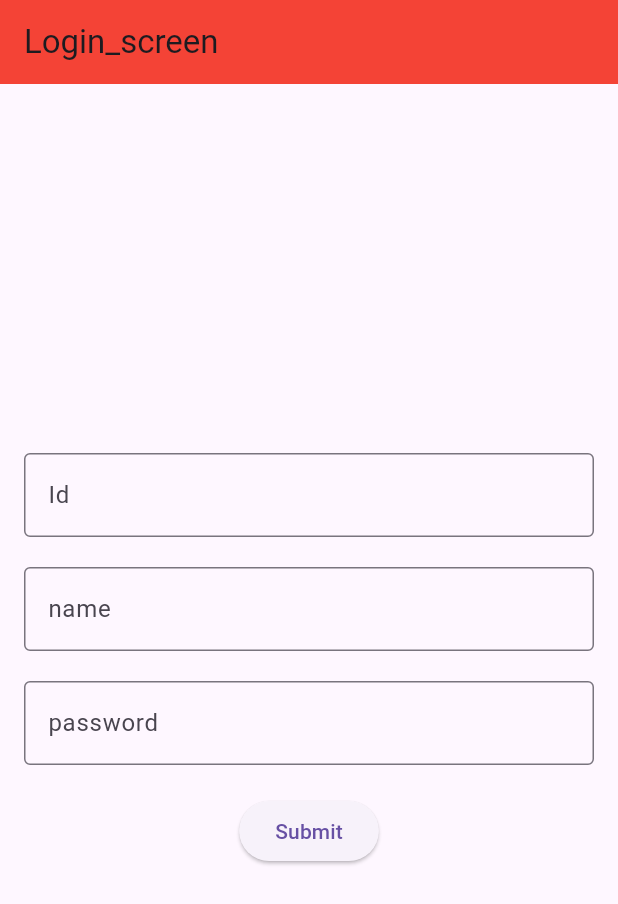
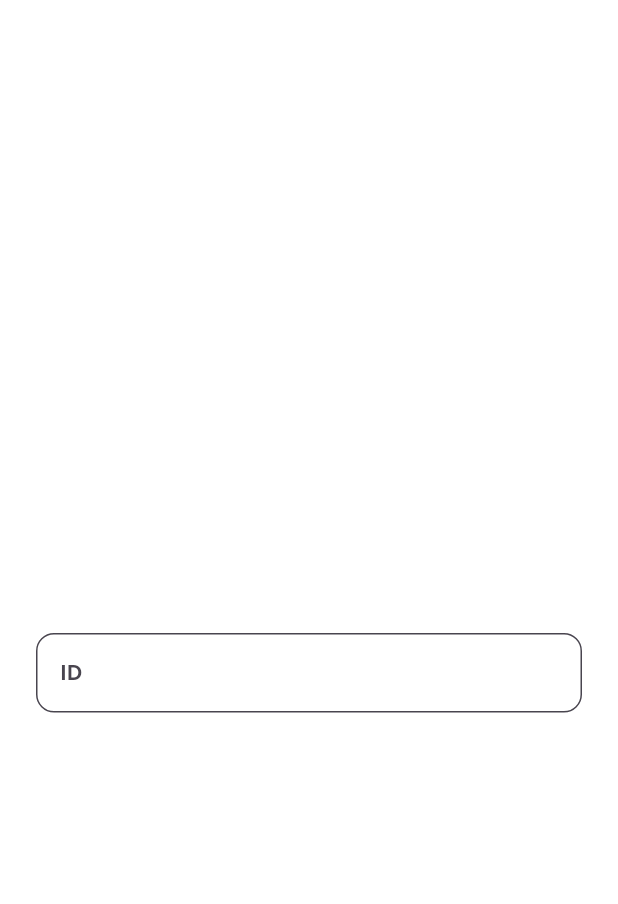
Before and after one commit to TushalKaklottar/fire_base, a Flutter app: the screen it shows after launch, on a phone screen of 412 x 824 dp. Shown: the top 904 px of the screen. Run offline on Flutter 3.47's test engine with Material 2 defaults, Android fonts, the phone set to English and light mode, and no system bars; our stand-ins replace cloud_firestore, firebase_core, gap, get, google_fonts; accounts and stored records are empty; Roboto replaces fonts that are missing (Akronim).

Commit message:
KT || 25/09/2023

```diff
--- a/lib/view/screen/login_page.dart
+++ b/lib/view/screen/login_page.dart
@@ -1,7 +1,9 @@
 import 'package:fire_base/helper_class/firestore_helper.dart';
 import 'package:fire_base/modals/create_user_modals.dart';
 import 'package:flutter/material.dart';
+import 'package:gap/gap.dart';
 import 'package:get/get.dart';
+import 'package:google_fonts/google_fonts.dart';
 
 
 class LoginPage extends StatelessWidget {
@@ -16,20 +18,51 @@ class LoginPage extends StatelessWidget {
   @override
   Widget build(BuildContext context) {
     return Scaffold(
-      appBar: AppBar(
-        backgroundColor: Colors.red,
-        title: const Text("Login_screen"),
-      ),
+      backgroundColor: Colors.white60,
       body: Padding(
-        padding: const EdgeInsets.all(16),
+        padding: const EdgeInsets.all(14),
         child: Column(
           mainAxisAlignment: MainAxisAlignment.center,
           children: [
+            Row(
+              mainAxisAlignment: MainAxisAlignment.center,
+              children: [
+              Text("Log In",
+                style: GoogleFonts.akronim(
+                color: Colors.white,
+                  fontSize: 30
+              ),
+              )
+            ],
+            ),
+            const Gap(30),
             Form(
               key: formKey,
                 child: Column(
+                  mainAxisAlignment: MainAxisAlignment.center,
                   children: [
-                  TextFormField(
+                    Container(
+                      margin: const EdgeInsets.all(10),
+                      child: TextFormField(
+                        style: GoogleFonts.poppins(
+                          fontSize: 14,
+                          color: Colors.black,
+                          fontWeight: FontWeight.w600
+                        ),
+                        decoration: InputDecoration(
+                          enabled: true,
+                          border: OutlineInputBorder(
+                            borderRadius: BorderRadius.circular(12),
+                          ),
+                          fillColor: Colors.white60,
+                          filled: true,
+                          hintText: "ID",
+                          helperStyle: GoogleFonts.aleo(
+                            color: Colors.black45
+                          ),
+                        ),
+                        keyboardType: TextInputType.number,
+                        textInputAction: TextInputAction.next,
                         validator: (value) {
                           if(value!.isEmpty) {
                             return "enter the value";
@@ -37,69 +70,90 @@ class LoginPage extends StatelessWidget {
                             return null;
                           }
                         },
-                    decoration: const InputDecoration(
-                      border: OutlineInputBorder(),
-                        label: Text("Id")
-                    ),
-                    onSaved: (newValue) {
-                      id = newValue!;
-                    },
-                    initialValue: id,
-                  ),
-                  const SizedBox(height: 20),
-                  TextFormField(
-                    initialValue: name,
-                    validator: (value) {
-                      if(value!.isEmpty) {
-                        return "enter the value";
-                      } else {
-                        return null;
-                      }
-                    },
-                    decoration: const InputDecoration(
-                      border: OutlineInputBorder(),
-                        label: Text("name")
-                    ),
-                    onSaved: (newValue) {
-                      name = newValue;
-                    },
-                  ),
-                  const SizedBox(height: 20),
-                  TextFormField(
-                    initialValue: password,
-                    validator: (value) {
-                      if(value!.isEmpty) {
-                        return "enter the value";
-                      } else {
-                        return null;
-                      }
-                    },
-                    onSaved: (newValue) {
-                      password = newValue;
-                    },
-                    decoration: const InputDecoration(
-                      border: OutlineInputBorder(),
-                      label: Text("password")
-
                       ),
                     ),
-                  SizedBox(
-                    height: 20,
-                  ),
-                  ElevatedButton(
-                      onPressed: () {
-                        if(formKey.currentState!.validate()) {
-                          formKey.currentState!.save();
-                          UserModal user = UserModal(int.parse(id!), name!, password!);
-                          FireStoreHelper.fireStoreHelper.creteUser(userModal: user);
-                          Get.offNamed('/home',arguments: int.parse(id!));
-                        }
-                      },
-                      child: const Text("Submit"),
+                  ],
                 )
-                ],
-              ),
-            ),
+            )
+            // Form(
+            //   key: formKey,
+            //   autovalidateMode: AutovalidateMode.onUserInteraction,
+            //   child: Column(
+            //     children: [
+            //       TextFormField(
+            //         validator: (value) {
+            //           if(value!.isEmpty) {
+            //             return "enter the value";
+            //           } else {
+            //             return null;
+            //           }
+            //         },
+            //         decoration: const InputDecoration(
+            //           border: OutlineInputBorder(),
+            //             label: Text("Id")
+            //         ),
+            //         onSaved: (newValue) {
+            //           id = newValue!;
+            //         },
+            //         initialValue: id,
+            //         textInputAction: TextInputAction.next,
+            //         keyboardType: TextInputType.number,
+            //       ),
+            //       const SizedBox(height: 20),
+            //       TextFormField(
+            //         textInputAction: TextInputAction.next,
+            //         initialValue: name,
+            //         validator: (value) {
+            //           if(value!.isEmpty) {
+            //             return "enter the value";
+            //           } else {
+            //             return null;
+            //           }
+            //         },
+            //         decoration: const InputDecoration(
+            //           border: OutlineInputBorder(),
+            //             label: Text("name")
+            //         ),
+            //         onSaved: (newValue) {
+            //           name = newValue;
+            //         },
+            //       ),
+            //       const SizedBox(height: 20),
+            //       TextFormField(
+            //         initialValue: password,
+            //         validator: (value) {
+            //           if(value!.isEmpty) {
+            //             return "enter the value";
+            //           } else {
+            //             return null;
+            //           }
+            //         },
+            //         onSaved: (newValue) {
+            //           password = newValue;
+            //         },
+            //         decoration: const InputDecoration(
+            //           border: OutlineInputBorder(),
+            //           label: Text("password")
+            //
+            //         ),
+            //       ),
+            //       SizedBox(
+            //         height: 20,
+            //       ),
+            //       ElevatedButton(
+            //           onPressed: () {
+            //             if(formKey.currentState!.validate()) {
+            //               formKey.currentState!.save();
+            //               UserModal user = UserModal(int.parse(id!), name!, password!);
+            //               FireStoreHelper.fireStoreHelper.creteUser(userModal: user);
+            //               Get.offNamed('/home',arguments: int.parse(id!));
+            //             }
+            //           },
+            //           child: const Text("Submit"),
+            //       )
+            //     ],
+            //   ),
+            // ),
           ],
         ),
       ),
--- a/pubspec.yaml
+++ b/pubspec.yaml
@@ -39,6 +39,8 @@ dependencies:
   firebase_auth: any
   get: any
   cloud_firestore: any
+  google_fonts: any
+  gap: ^3.0.1
 
 dev_dependencies:
   flutter_test:
```
Also changed, not shown: lib/view/screen/add_user.dart (deleted, +0 -33 lines), pubspec.lock, 1 other file. Lines whose indentation alone changed are shown as unchanged.
